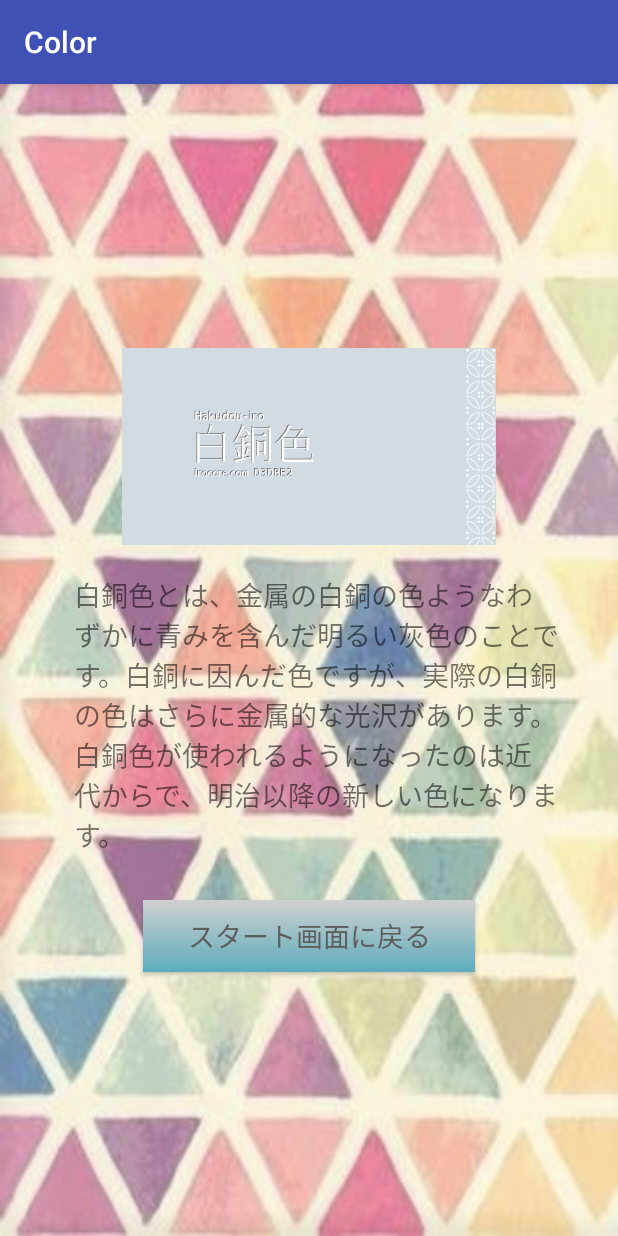
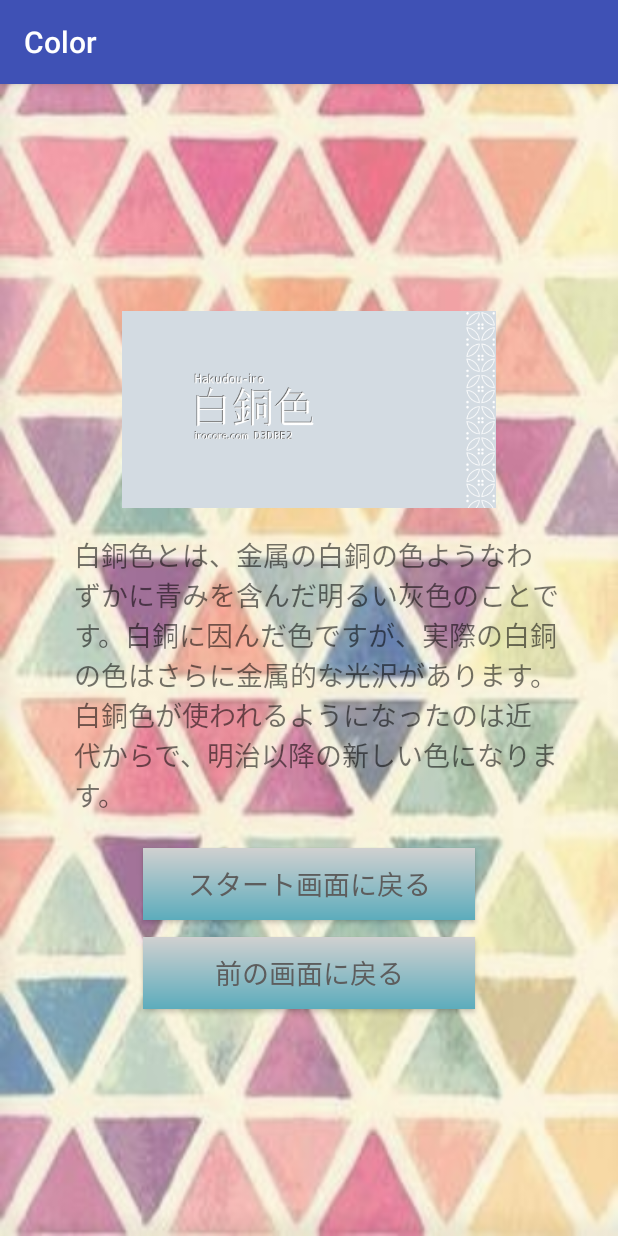
Before and after one commit to shimamama/Color, an Android app: the ExplanationActivity screen opened directly, with no data from a screen before it, on a phone screen of 412 x 824 dp. Run offline under Robolectric (Android 15) with nearby library versions, the phone set to English and light mode, and no system bars; Roboto replaces fonts that are not available here; 1 statement that could not run was skipped.

Commit message:
前の画面に戻るボタン
説明画面に前の画面に戻るボタン追加
あとフォントサイズとか微調整

```diff
--- a/app/src/main/res/layout/activity_explanation.xml
+++ b/app/src/main/res/layout/activity_explanation.xml
@@ -18,7 +18,7 @@
         android:id="@+id/ex_text"
         android:layout_width="337dp"
         android:layout_height="wrap_content"
-        android:layout_marginTop="20dp"
+        android:layout_marginTop="18dp"
         android:layout_marginLeft="12dp"
         android:text="asdfghjkl"
         android:textSize="18sp" />
@@ -27,11 +27,22 @@
         android:id="@+id/back_start_button"
         android:layout_width="221dp"
         android:layout_height="wrap_content"
-        android:layout_marginTop="30dp"
+        android:layout_marginTop="22dp"
         android:background="@drawable/frame_style"
         android:onClick="onBst"
         android:text="スタート画面に戻る"
         android:textColor="#5d5d5d"
         android:textSize="18sp" />
 
+    <Button
+        android:id="@+id/back_result_button"
+        android:layout_width="221dp"
+        android:layout_height="wrap_content"
+        android:layout_marginTop="11dp"
+        android:background="@drawable/frame_style"
+        android:onClick="onBre"
+        android:text="前の画面に戻る"
+        android:textColor="#5d5d5d"
+        android:textSize="18sp" />
+
 </LinearLayout>
--- a/app/src/main/res/layout/activity_play.xml
+++ b/app/src/main/res/layout/activity_play.xml
@@ -53,7 +53,7 @@
                 android:onClick="onYes"
                 android:padding="10dp"
                 android:text="YES"
-                android:textSize="37sp" />
+                android:textSize="30sp" />
 
             <Button
                 android:id="@+id/no_button"
@@ -65,7 +65,7 @@
                 android:onClick="onNo"
                 android:padding="10dp"
                 android:text="NO"
-                android:textSize="37sp" />
+                android:textSize="30sp" />
 
         </LinearLayout>
 
@@ -78,7 +78,7 @@
             android:onClick="onBack"
             android:padding="10dp"
             android:text="BACK"
-            android:textSize="35sp" />
+            android:textSize="30sp" />
     </LinearLayout>
 
 
```
Also changed, not shown: app/src/main/java/com/test/color/CreditActivity.java (+1 -0 lines), app/src/main/java/com/test/color/ExplanationActivity.java (+16 -0 lines), app/src/main/java/com/test/color/MainActivity.java (+3 -0 lines), app/src/main/java/com/test/color/ResultActivity.java (+3 -0 lines), app/src/main/res/drawable/backc.png (deleted), app/src/main/res/drawable/main.png (deleted), app/src/main/res/drawable/suisai.jpg (deleted).
